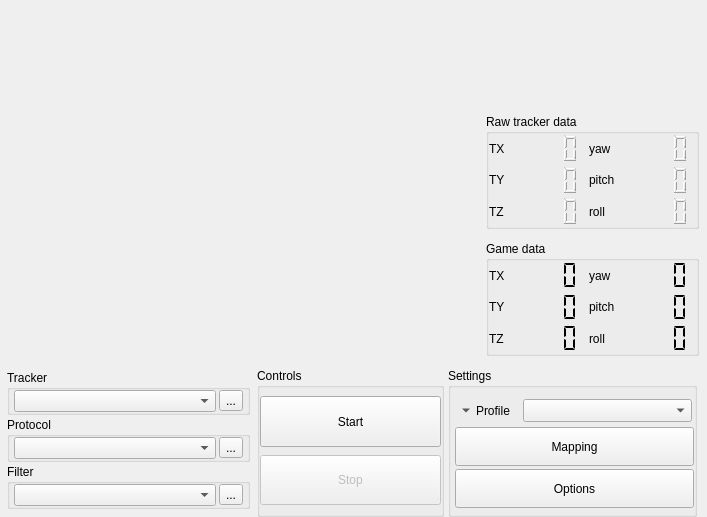
Above: gui/main.ui from opentrack/opentrack before the change. Below: the same form after it.
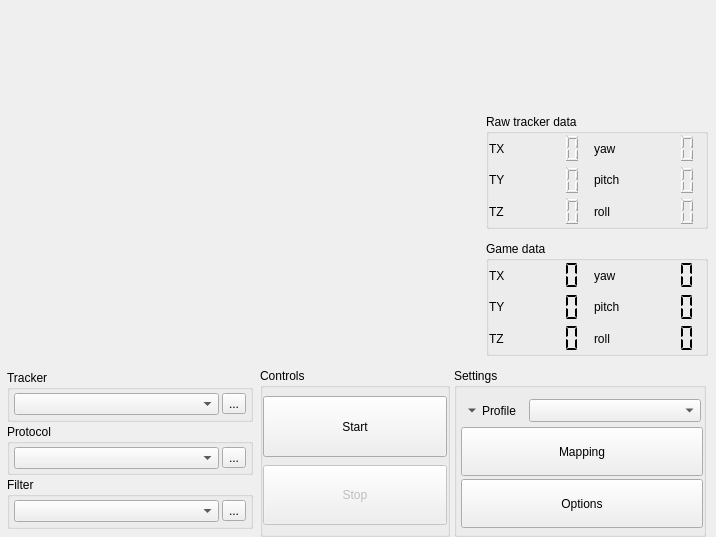
That is the form after the change. Icons and pictures are not drawn. Custom widgets are drawn as their Qt base class.

Commit message: resize dialogs for better visibility on Linux

Patch:
```diff
--- a/gui/main.ui
+++ b/gui/main.ui
@@ -7,8 +7,8 @@
    <rect>
     <x>0</x>
     <y>0</y>
-    <width>707</width>
-    <height>494</height>
+    <width>716</width>
+    <height>537</height>
    </rect>
   </property>
   <property name="windowIcon">
```
The commit also changes 1 other file.
